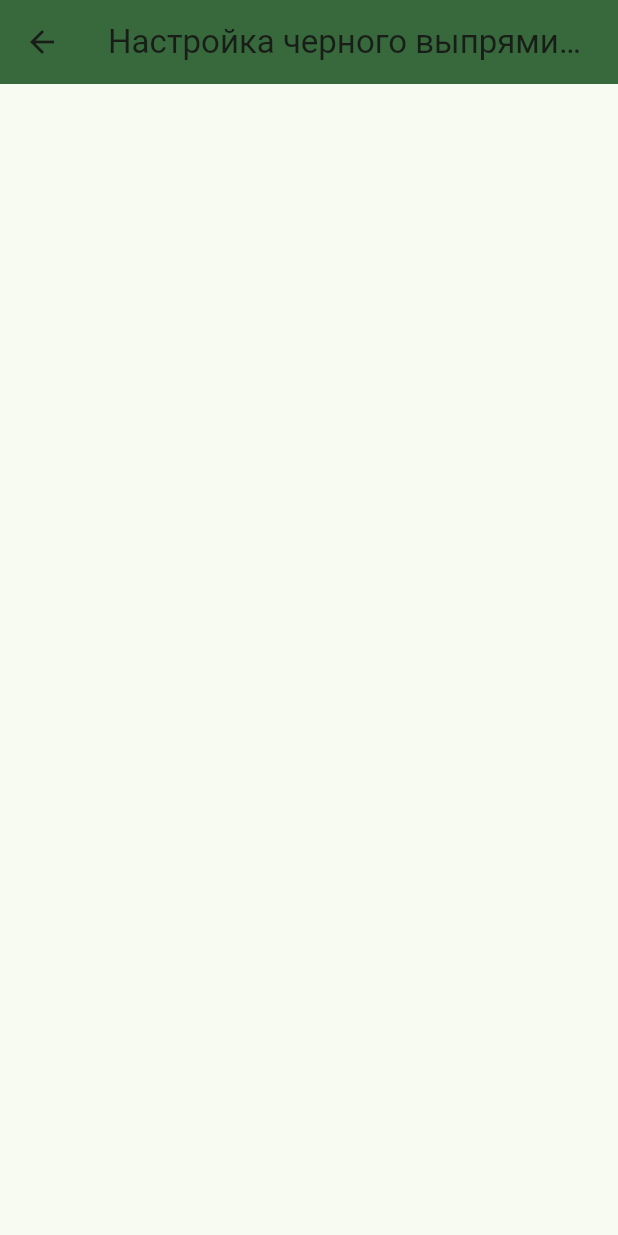
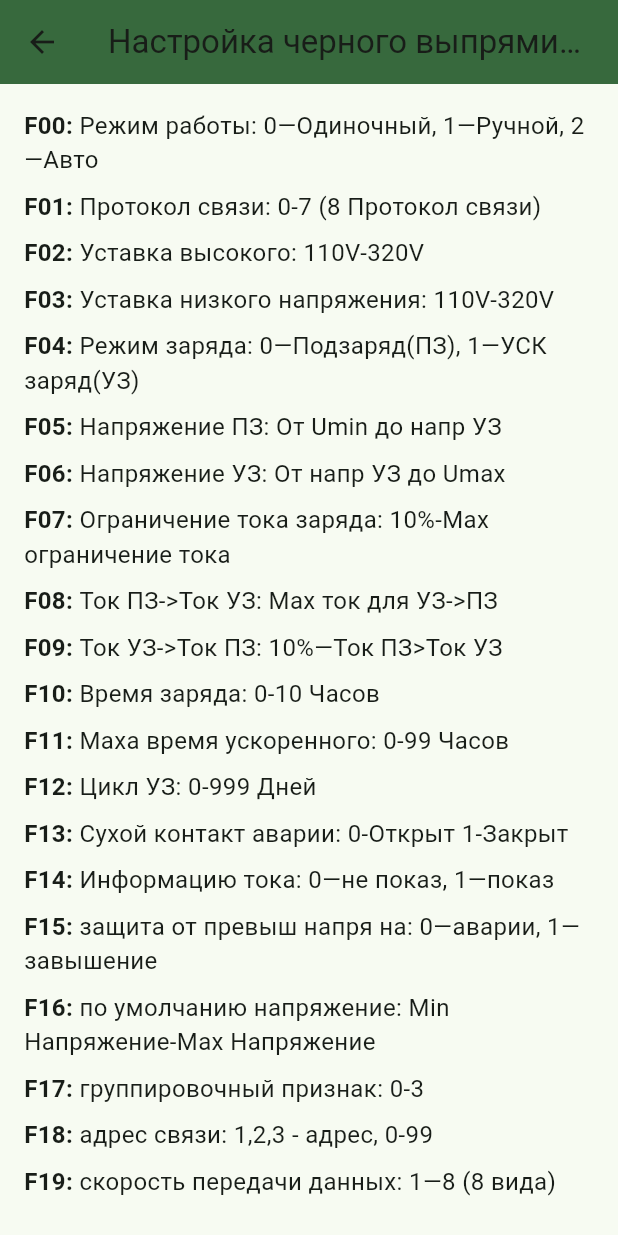
Before and after one commit to Bermud10/folder_foto, a Flutter app: the RectifierBlack screen opened directly, on a phone screen of 412 x 824 dp. Run offline on Flutter 3.47's test engine with Material 3 defaults, Android fonts, the phone set to English and light mode, and no system bars; our stand-ins replace camera, permission_handler, shared_preferences; accounts and stored records are empty.

Commit message:
переделал функцию

```diff
--- a/lib/rectifier/rectifier_black.dart
+++ b/lib/rectifier/rectifier_black.dart
@@ -37,19 +37,28 @@ Map<String, String> params = {
 class RectifierBlackState extends State<RectifierBlack> {
 
   Widget printMode(String label, String info) {
-    return Row(
+  return Padding(
+    padding: const EdgeInsets.only(bottom: 8.0),
+    child: Text.rich(
+      TextSpan(
         children: [
-      Text(
-       "$label: ",
-       style: TextStyle(
+          TextSpan(
+            text: "$label: ",
+            style: const TextStyle(
               fontSize: 16,
-        fontWeight: FontWeight.w700
+              fontWeight: FontWeight.w700,
             ),
           ),
-      Text(
-       info
+          TextSpan(
+            text: info,
+            style: const TextStyle(
+              fontSize: 16,
+              fontWeight: FontWeight.normal,
+            ),
           ),
         ],
+      ),
+    ),
   );
 }
 
@@ -65,7 +74,12 @@ class RectifierBlackState extends State<RectifierBlack> {
         child: SingleChildScrollView(
           child: Column(
             children: [
-              Text("")
+              Column(
+              crossAxisAlignment: CrossAxisAlignment.start,
+              children: params.entries
+              .map((entry) => printMode(entry.key, entry.value))
+              .toList(),
+        ),
             ],
           ),
         ),
```
Lines whose indentation alone changed are shown as unchanged.
